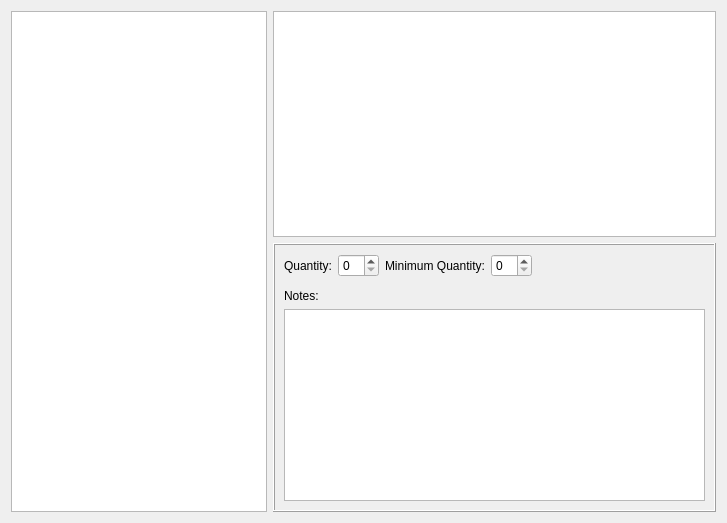
First picture: the form in partsmainwidget.ui, repository jassuncao/eparts, before the edit.
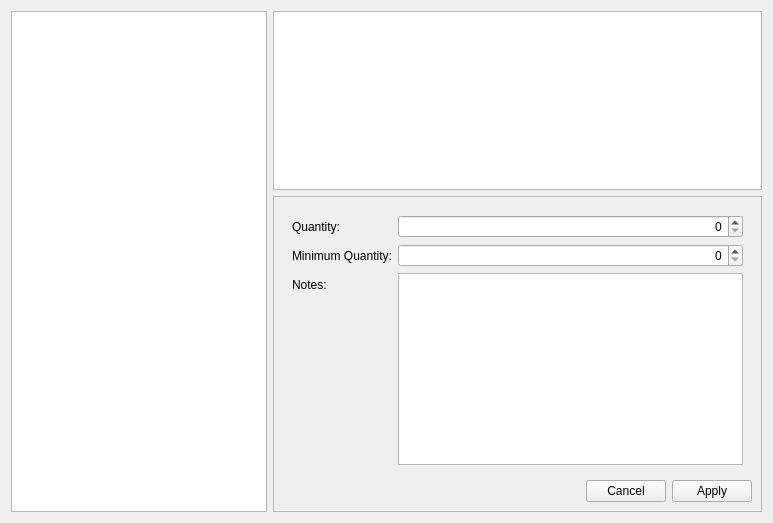
Second picture: the form after the edit.

```diff
--- a/partsmainwidget.ui
+++ b/partsmainwidget.ui
@@ -6,14 +6,14 @@
    <rect>
     <x>0</x>
     <y>0</y>
-    <width>727</width>
+    <width>773</width>
     <height>523</height>
    </rect>
   </property>
   <property name="windowTitle">
    <string>Form</string>
   </property>
-  <layout class="QHBoxLayout" name="horizontalLayout_2">
+  <layout class="QHBoxLayout" name="horizontalLayout">
    <item>
     <widget class="QTreeView" name="treeView">
      <property name="sizePolicy">
@@ -34,7 +34,7 @@
     </widget>
    </item>
    <item>
-    <layout class="QVBoxLayout" name="verticalLayout_3">
+    <layout class="QVBoxLayout" name="verticalLayout_2">
      <item>
       <widget class="QTableView" name="tableView">
        <property name="alternatingRowColors">
@@ -51,69 +51,93 @@
      <item>
       <widget class="QFrame" name="frame">
        <property name="frameShape">
-        <enum>QFrame::Box</enum>
+        <enum>QFrame::StyledPanel</enum>
        </property>
        <property name="frameShadow">
         <enum>QFrame::Raised</enum>
        </property>
-       <layout class="QVBoxLayout" name="verticalLayout_2">
+       <layout class="QVBoxLayout" name="verticalLayout">
         <item>
-         <layout class="QHBoxLayout" name="horizontalLayout">
-          <item>
+         <widget class="QWidget" name="widget" native="true">
+          <property name="sizePolicy">
+           <sizepolicy hsizetype="Preferred" vsizetype="Preferred">
+            <horstretch>0</horstretch>
+            <verstretch>0</verstretch>
+           </sizepolicy>
+          </property>
+          <layout class="QFormLayout" name="formLayout">
+           <item row="0" column="0">
            <widget class="QLabel" name="label">
             <property name="text">
              <string>Quantity:</string>
             </property>
            </widget>
           </item>
-          <item>
-           <widget class="QSpinBox" name="spinBox"/>
-          </item>
-          <item>
+           <item row="0" column="1">
+            <widget class="QSpinBox" name="spinBox">
+             <property name="sizePolicy">
+              <sizepolicy hsizetype="Preferred" vsizetype="Fixed">
+               <horstretch>0</horstretch>
+               <verstretch>0</verstretch>
+              </sizepolicy>
+             </property>
+             <property name="alignment">
+              <set>Qt::AlignRight|Qt::AlignTrailing|Qt::AlignVCenter</set>
+             </property>
+             <property name="maximum">
+              <number>65535</number>
+             </property>
+            </widget>
+           </item>
+           <item row="1" column="0">
            <widget class="QLabel" name="label_2">
             <property name="text">
              <string>Minimum Quantity:</string>
             </property>
            </widget>
           </item>
-          <item>
-           <widget class="QSpinBox" name="spinBox_2"/>
-          </item>
-          <item>
-           <spacer name="horizontalSpacer">
-            <property name="orientation">
-             <enum>Qt::Horizontal</enum>
-            </property>
-            <property name="sizeHint" stdset="0">
-             <size>
-              <width>40</width>
-              <height>20</height>
-             </size>
-            </property>
-           </spacer>
-          </item>
-         </layout>
-        </item>
-        <item>
-         <widget class="QFrame" name="frame">
-          <property name="frameShape">
-           <enum>QFrame::NoFrame</enum>
+           <item row="1" column="1">
+            <widget class="QSpinBox" name="spinBox_2">
+             <property name="sizePolicy">
+              <sizepolicy hsizetype="Preferred" vsizetype="Fixed">
+               <horstretch>0</horstretch>
+               <verstretch>0</verstretch>
+              </sizepolicy>
+             </property>
+             <property name="alignment">
+              <set>Qt::AlignRight|Qt::AlignTrailing|Qt::AlignVCenter</set>
+             </property>
+             <property name="maximum">
+              <number>65535</number>
           </property>
          </widget>
         </item>
-        <item>
-         <layout class="QVBoxLayout" name="verticalLayout">
-          <item>
+           <item row="2" column="0">
            <widget class="QLabel" name="label_3">
             <property name="text">
              <string>Notes:</string>
             </property>
            </widget>
           </item>
-          <item>
-           <widget class="QTextEdit" name="textEdit"/>
-          </item>
-         </layout>
+           <item row="2" column="1">
+            <widget class="QTextEdit" name="textEdit">
+             <property name="sizePolicy">
+              <sizepolicy hsizetype="Preferred" vsizetype="MinimumExpanding">
+               <horstretch>0</horstretch>
+               <verstretch>0</verstretch>
+              </sizepolicy>
+             </property>
+            </widget>
+           </item>
+          </layout>
+         </widget>
+        </item>
+        <item>
+         <widget class="QDialogButtonBox" name="buttonBox">
+          <property name="standardButtons">
+           <set>QDialogButtonBox::Apply|QDialogButtonBox::Cancel</set>
+          </property>
+         </widget>
         </item>
        </layout>
       </widget>
```
Lines whose indentation alone changed are shown as unchanged.
